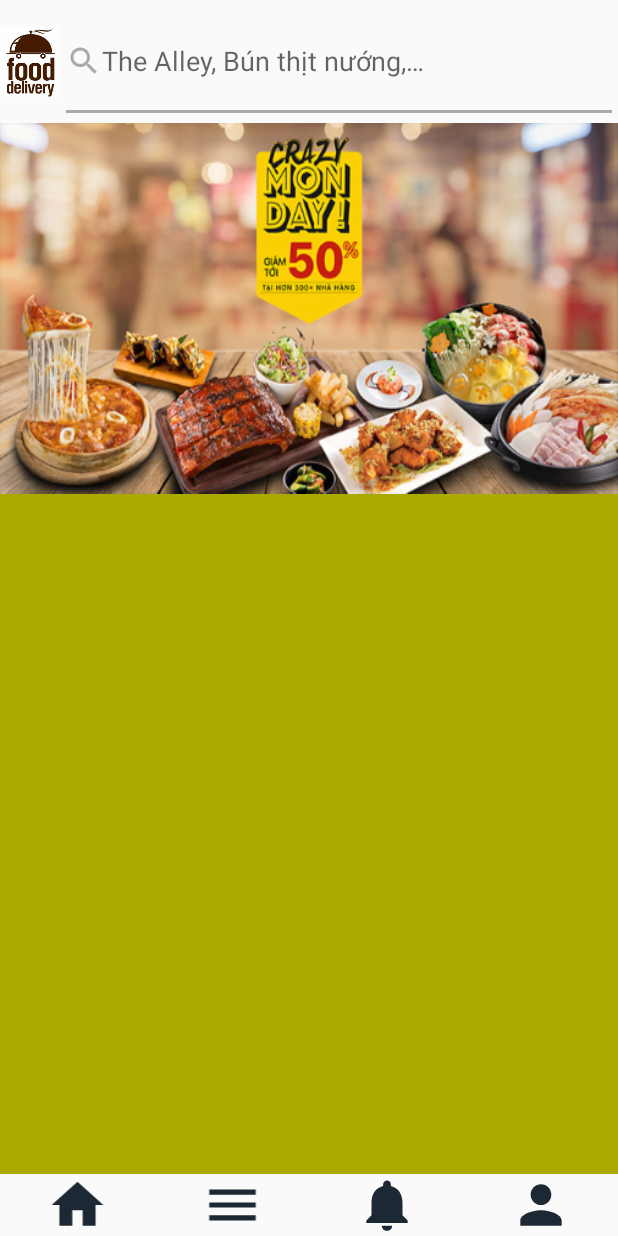
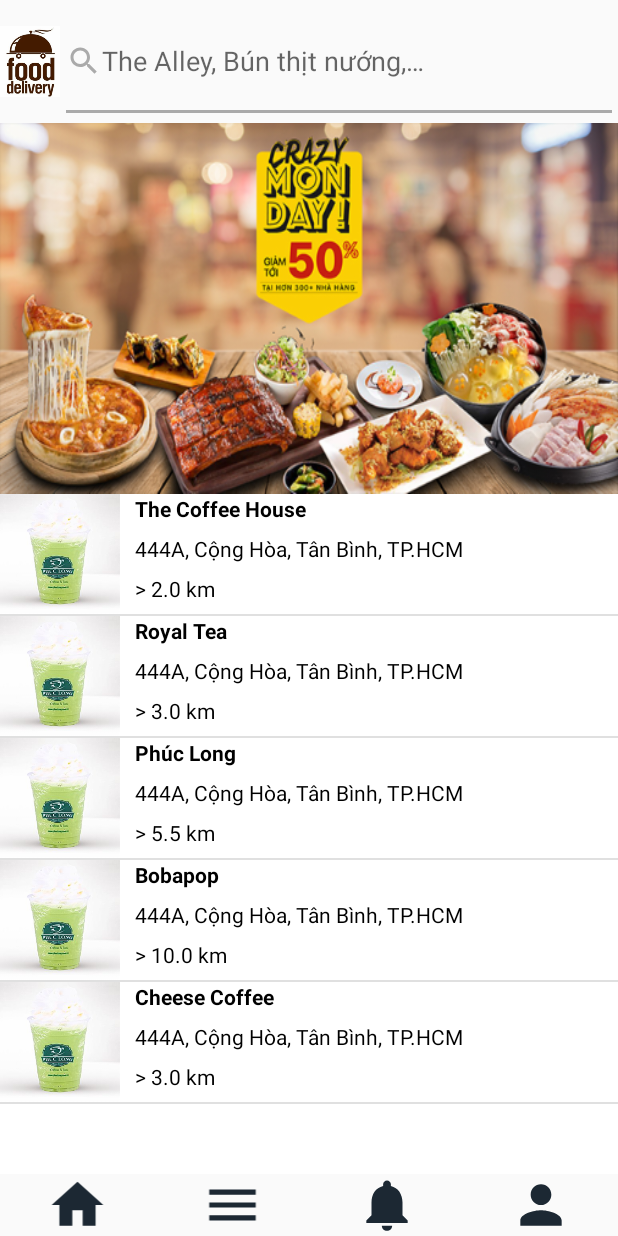
Before and after one commit to dangngocthanhduyen/DeliveryApp, an Android app: the Home screen opened directly, with no data from a screen before it, on a phone screen of 412 x 824 dp. Run offline under Robolectric (Android 15) with nearby library versions, the light colour scheme and no system bars.

Commit message:
Add List View

```diff
--- a/DeliveryNowApp/app/src/main/java/demo1/uit/thanhduyen/imageslider/Home.java
+++ b/DeliveryNowApp/app/src/main/java/demo1/uit/thanhduyen/imageslider/Home.java
@@ -1,26 +1,95 @@
 package demo1.uit.thanhduyen.imageslider;
 
+import android.content.Context;
+import android.os.Handler;
+import android.os.Message;
 import android.support.v7.app.AppCompatActivity;
 import android.os.Bundle;
+import android.view.LayoutInflater;
+import android.view.View;
+import android.widget.AbsListView;
+import android.widget.AdapterView;
 import android.widget.ImageView;
+import android.widget.ListView;
+import android.widget.Toast;
 import android.widget.ViewFlipper;
+
+import java.util.ArrayList;
+import java.util.List;
 
 public class Home extends AppCompatActivity {
     ViewFlipper v_flipperHome;
+
+    //list view
+    private ListView lvProduct;
+    private ProductListAdapter adapter;
+    private List<Product> mProductList;
+    public Handler mHandler;
+    public View ftView;
+    public boolean isLoading = false;
+    public int currentId=11;
+
     @Override
     protected void onCreate(Bundle savedInstanceState) {
         super.onCreate(savedInstanceState);
         setContentView(R.layout.activity_home);
 
+        //Init Slide
         int imagesHome[] = {R.drawable.banner_1, R.drawable.banner_2, R.drawable.banner_3};
         v_flipperHome = findViewById(R.id.v_flipperHome);
         //for loop
         for (int imageHome: imagesHome){
             flipperImagesHome(imageHome);
         }
+
+        lvProduct = (ListView)findViewById(R.id.listview);
+
+        LayoutInflater li = (LayoutInflater)getSystemService(Context.LAYOUT_INFLATER_SERVICE);
+        ftView = li.inflate(R.layout.load_footer, null);
+        mHandler = new MyHandler();
+        mProductList = new ArrayList<>();
+        //Add sample data for list
+        //We can get data from DB, webservice here
+        mProductList.add(new Product(1, "The Coffee House", "444A, Cộng Hòa, Tân Bình, TP.HCM", 2));
+        mProductList.add(new Product(2, "Royal Tea", "444A, Cộng Hòa, Tân Bình, TP.HCM", 3));
+        mProductList.add(new Product(3, "Phúc Long", "444A, Cộng Hòa, Tân Bình, TP.HCM", 5.5));
+        mProductList.add(new Product(4, "Bobapop", "444A, Cộng Hòa, Tân Bình, TP.HCM", 10));
+        mProductList.add(new Product(5, "Cheese Coffee", "444A, Cộng Hòa, Tân Bình, TP.HCM", 3));
+
+        //Init adapter
+        adapter = new ProductListAdapter(getApplicationContext(), mProductList);
+        lvProduct.setAdapter(adapter);
+
+        lvProduct.setOnItemClickListener(new AdapterView.OnItemClickListener() {
+            @Override
+            public void onItemClick(AdapterView<?> parent, View view, int position, long id) {
+                //Do something
+                //Ex: display msg with product id get from view.getTag
+                Toast.makeText(getApplicationContext(), "Clicked product id =" + view.getTag(), Toast.LENGTH_SHORT).show();
+            }
+        });
+        lvProduct.setOnScrollListener(new AbsListView.OnScrollListener() {
+            @Override
+            public void onScrollStateChanged(AbsListView view, int scrollState) {
+
+            }
+
+            @Override
+            public void onScroll(AbsListView view, int firstVisibleItem, int visibleItemCount, int totalItemCount) {
+
+                //Check when scroll to last item in listview, in this tut, init data in listview = 10 item
+                if(view.getLastVisiblePosition() == totalItemCount-1 && lvProduct.getCount() >=10 && isLoading == false) {
+                    isLoading = true;
+                    Thread thread = new ThreadGetMoreData();
+                    //Start thread
+                    thread.start();
+                }
+
+            }
+        });
     }
 
-        public void flipperImagesHome (int imageHome){
+    public void flipperImagesHome (int imageHome){
         ImageView imageView = new ImageView(this);
         imageView.setBackgroundResource(imageHome);
         v_flipperHome.addView(imageView);
@@ -31,4 +100,55 @@
         v_flipperHome.setInAnimation(this, android.R.anim.slide_in_left);
         v_flipperHome.setOutAnimation(this, android.R.anim.slide_out_right);
     }
+
+
+    public class MyHandler extends Handler {
+        @Override
+        public void handleMessage(Message msg) {
+            switch (msg.what) {
+                case 0:
+                    //Add loading view during search processing
+                    lvProduct.addFooterView(ftView);
+                    break;
+                case 1:
+                    //Update data adapter and UI
+                    adapter.addListItemToAdapter((ArrayList<Product>)msg.obj);
+                    //Remove loading view after update listview
+                    lvProduct.removeFooterView(ftView);
+                    isLoading=false;
+                    break;
+                default:
+                    break;
+            }
+        }
+    }
+
+    private ArrayList<Product> getMoreData() {
+        ArrayList<Product>lst = new ArrayList<>();
+        //Sample code get new data :P
+        lst.add(new Product(++currentId, "The Ren Tea", "444A, Cộng Hòa, Tân Bình, TP.HCM", 4));
+        lst.add(new Product(++currentId, "Lotteria", "444A, Cộng Hòa, Tân Bình, TP.HCM", 2));
+        lst.add(new Product(++currentId, "Pizzahut", "444A, Cộng Hòa, Tân Bình, TP.HCM", 6));
+        return lst;
+    }
+    public class ThreadGetMoreData extends Thread {
+        @Override
+        public void run() {
+            //Add footer view after get data
+            mHandler.sendEmptyMessage(0);
+            //Search more data
+            ArrayList<Product> lstResult = getMoreData();
+            //Delay time to show loading footer when debug, remove it when release
+            try {
+                Thread.sleep(3000);
+            } catch (InterruptedException e) {
+                e.printStackTrace();
+            }
+            //Send the result to Handle
+            Message msg = mHandler.obtainMessage(1, lstResult);
+            mHandler.sendMessage(msg);
+
+        }
+    }
+
 }
--- /dev/null
+++ b/DeliveryNowApp/app/src/main/java/demo1/uit/thanhduyen/imageslider/Product.java
@@ -0,0 +1,52 @@
+package demo1.uit.thanhduyen.imageslider;
+
+public class Product {
+    private int id;
+    private String name;
+    private String address;
+    private double distance;
+
+    //Constructor
+
+    public Product(int id, String name, String address, double distance){
+        this.id = id;
+        this.name = name;
+        this.address = address;
+        this.distance = distance;
+    }
+
+
+    //Setter, getter
+
+    public int getId() {
+        return id;
+    }
+
+    public void setId(int id) {
+        this.id = id;
+    }
+
+    public String getName() {
+        return name;
+    }
+
+    public void setName(String name) {
+        this.name = name;
+    }
+
+    public String getAddress() {
+        return address;
+    }
+
+    public void setAddress(String address) {
+        this.address = address;
+    }
+
+    public double getDistance() {
+        return distance;
+    }
+
+    public void setDistance(int distance) {
+        this.distance = distance;
+    }
+}
--- /dev/null
+++ b/DeliveryNowApp/app/src/main/java/demo1/uit/thanhduyen/imageslider/ProductListAdapter.java
@@ -0,0 +1,60 @@
+package demo1.uit.thanhduyen.imageslider;
+
+import android.content.Context;
+import android.view.View;
+import android.view.ViewGroup;
+import android.widget.BaseAdapter;
+import android.widget.TextView;
+
+import java.util.List;
+
+public class ProductListAdapter extends BaseAdapter {
+
+    private Context mContext;
+    private List<Product> mProductList;
+
+    //Constructor
+
+    public ProductListAdapter(Context mContext, List<Product> mProductList) {
+        this.mContext = mContext;
+        this.mProductList = mProductList;
+    }
+
+    public void addListItemToAdapter(List<Product> list) {
+        //Add list to current array list of data
+        mProductList.addAll(list);
+        //Notify UI
+        this.notifyDataSetChanged();
+    }
+    @Override
+    public int getCount() {
+        return mProductList.size();
+    }
+
+    @Override
+    public Object getItem(int position) {
+        return mProductList.get(position);
+    }
+
+    @Override
+    public long getItemId(int position) {
+        return position;
+    }
+
+    @Override
+    public View getView(int position, View convertView, ViewGroup parent) {
+        View v = View.inflate(mContext, R.layout.item_product, null);
+        TextView tvName = (TextView)v.findViewById(R.id.name_coffee_tv);
+        TextView tvAddress = (TextView)v.findViewById(R.id.address_tv);
+        TextView tvDistance = (TextView)v.findViewById(R.id.distance_tv);
+        //Set text for TextView
+        tvName.setText(mProductList.get(position).getName());
+        tvAddress.setText(mProductList.get(position).getAddress());
+        tvDistance.setText("> " + String.valueOf(mProductList.get(position).getDistance()) + " km");
+
+        //Save product id to tag
+        v.setTag(mProductList.get(position).getId());
+
+        return v;
+    }
+}
--- a/DeliveryNowApp/app/src/main/res/layout/activity_home.xml
+++ b/DeliveryNowApp/app/src/main/res/layout/activity_home.xml
@@ -62,7 +62,9 @@
             android:id="@+id/listview"
             android:layout_width="match_parent"
             android:layout_height="match_parent"
-            android:background="#aaaa00"/>
+            android:layout_alignParentStart="true"
+            android:layout_alignParentTop="true"
+            android:background="@android:color/background_light" />
 
     </RelativeLayout>
 
--- a/DeliveryNowApp/app/src/main/res/layout/item_coffee.xml
+++ b/DeliveryNowApp/app/src/main/res/layout/item_product.xml
@@ -2,16 +2,15 @@
 <LinearLayout
     xmlns:android="http://schemas.android.com/apk/res/android"
     android:layout_width="match_parent"
-    android:layout_height="wrap_content"
-    >
+    android:layout_height="wrap_content">
     <ImageView
         android:layout_width="80dp"
         android:layout_height="80dp"
-        android:src="@drawable/ic_person_black_24dp"/>
+        android:src="@drawable/milkteaphuclong"/>
 
     <LinearLayout
-        android:layout_marginLeft="10dp"
-        android:layout_width="wrap_content"
+        android:layout_marginStart="10dp"
+        android:layout_width="0dp"
         android:layout_height="80dp"
         android:orientation="vertical"
         android:layout_weight="1">
@@ -20,21 +19,25 @@
             android:layout_width="wrap_content"
             android:layout_height="wrap_content"
             android:layout_weight="1"
-            android:text="@string/nameCoffee"/>
+            android:text="@string/nameCoffee"
+            android:textColor="@android:color/black"
+            android:textStyle="bold"/>
 
         <TextView
             android:id="@+id/address_tv"
             android:layout_width="wrap_content"
             android:layout_height="wrap_content"
             android:layout_weight="1"
+            android:textColor="@android:color/black"
             android:text="@string/address"/>
 
         <TextView
-            android:id="@+id/km_tv"
+            android:id="@+id/distance_tv"
             android:layout_width="wrap_content"
             android:layout_height="wrap_content"
             android:layout_weight="1"
-            android:text="@string/km"/>
+            android:textColor="@android:color/black"
+            android:text="@string/distance"/>
 
     </LinearLayout>
 
--- a/DeliveryNowApp/app/src/main/res/values/strings.xml
+++ b/DeliveryNowApp/app/src/main/res/values/strings.xml
@@ -18,5 +18,5 @@
     <string name="suggestName">The Alley, Bún thịt nướng,&#8230;</string>
     <string name="nameCoffee">The Coffee House</string>
     <string name="address">444A Cộng Hòa, P13, Tân Bình, TPHCM</string>
-    <string name="km">588km</string>
+    <string name="distance">588km</string>
 </resources>
```
Also changed, not shown: DeliveryNowApp/app/src/main/res/layout/load_footer.xml (added, +13 -0 lines).
